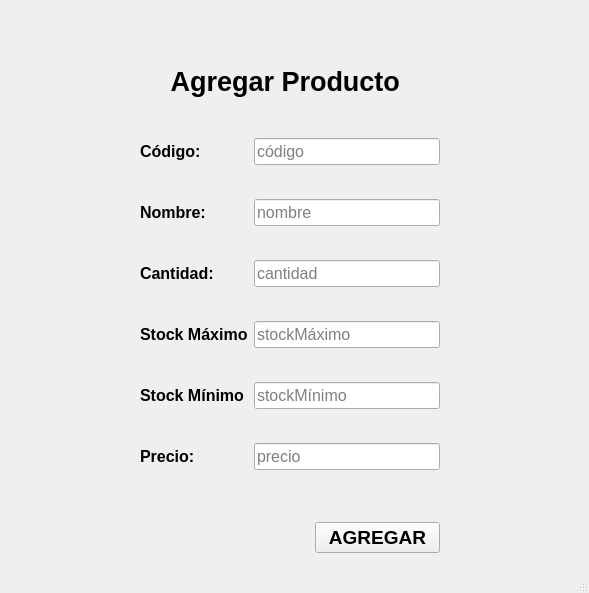
This is Views/Stock/agregar_producto.ui in LAZAVIA/Ezequiel as Qt 5 draws it before an edit. The edited form follows.
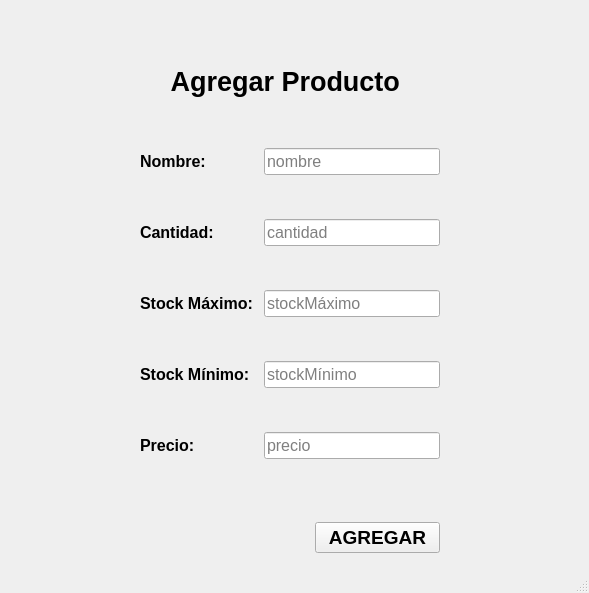
This is the edited form.

What changed in the file:
```diff
--- a/Views/Stock/agregar_producto.ui
+++ b/Views/Stock/agregar_producto.ui
@@ -24,76 +24,6 @@
      </rect>
     </property>
     <layout class="QGridLayout" name="gridLayout">
-     <item row="2" column="0">
-      <widget class="QLabel" name="lbl_cantidad">
-       <property name="font">
-        <font>
-         <pointsize>12</pointsize>
-         <weight>75</weight>
-         <bold>true</bold>
-        </font>
-       </property>
-       <property name="text">
-        <string>Cantidad: </string>
-       </property>
-      </widget>
-     </item>
-     <item row="3" column="0">
-      <widget class="QLabel" name="lbl_stockMaximo">
-       <property name="font">
-        <font>
-         <pointsize>12</pointsize>
-         <weight>75</weight>
-         <bold>true</bold>
-        </font>
-       </property>
-       <property name="text">
-        <string>&lt;html&gt;&lt;head/&gt;&lt;body&gt;&lt;p&gt;&lt;span style=&quot; font-size:12pt; font-weight:600;&quot;&gt;Stock Máximo&lt;/span&gt;&lt;/p&gt;&lt;/body&gt;&lt;/html&gt;</string>
-       </property>
-      </widget>
-     </item>
-     <item row="5" column="0">
-      <widget class="QLabel" name="lbl_precio">
-       <property name="font">
-        <font>
-         <pointsize>12</pointsize>
-         <weight>75</weight>
-         <bold>true</bold>
-        </font>
-       </property>
-       <property name="text">
-        <string>Precio: </string>
-       </property>
-      </widget>
-     </item>
-     <item row="4" column="0">
-      <widget class="QLabel" name="lbl_cantidad_3">
-       <property name="font">
-        <font>
-         <pointsize>12</pointsize>
-         <weight>75</weight>
-         <bold>true</bold>
-        </font>
-       </property>
-       <property name="text">
-        <string>&lt;html&gt;&lt;head/&gt;&lt;body&gt;&lt;p&gt;&lt;span style=&quot; font-size:12pt; font-weight:600;&quot;&gt;Stock Mínimo&lt;/span&gt;&lt;/p&gt;&lt;/body&gt;&lt;/html&gt;</string>
-       </property>
-      </widget>
-     </item>
-     <item row="1" column="0">
-      <widget class="QLabel" name="lbl_nombre">
-       <property name="font">
-        <font>
-         <pointsize>12</pointsize>
-         <weight>75</weight>
-         <bold>true</bold>
-        </font>
-       </property>
-       <property name="text">
-        <string>Nombre: </string>
-       </property>
-      </widget>
-     </item>
      <item row="0" column="0">
       <widget class="QLabel" name="lbl_codigo">
        <property name="font">
@@ -104,11 +34,11 @@
         </font>
        </property>
        <property name="text">
-        <string>Código: </string>
+        <string>Nombre: </string>
        </property>
       </widget>
      </item>
-     <item row="2" column="1">
+     <item row="1" column="1">
       <widget class="QLineEdit" name="input_cantidad">
        <property name="font">
         <font>
@@ -123,18 +53,6 @@
       </widget>
      </item>
      <item row="0" column="1">
-      <widget class="QLineEdit" name="input_codigo">
-       <property name="font">
-        <font>
-         <pointsize>12</pointsize>
-        </font>
-       </property>
-       <property name="placeholderText">
-        <string>código</string>
-       </property>
-      </widget>
-     </item>
-     <item row="1" column="1">
       <widget class="QLineEdit" name="input_nombre">
        <property name="font">
         <font>
@@ -146,7 +64,7 @@
        </property>
       </widget>
      </item>
-     <item row="3" column="1">
+     <item row="2" column="1">
       <widget class="QLineEdit" name="input_stockMaximo">
        <property name="font">
         <font>
@@ -160,7 +78,7 @@
        </property>
       </widget>
      </item>
-     <item row="5" column="1">
+     <item row="4" column="1">
       <widget class="QLineEdit" name="input_precio">
        <property name="font">
         <font>
@@ -174,7 +92,7 @@
        </property>
       </widget>
      </item>
-     <item row="4" column="1">
+     <item row="3" column="1">
       <widget class="QLineEdit" name="input_stockMinimo">
        <property name="font">
         <font>
@@ -188,6 +106,62 @@
        </property>
       </widget>
      </item>
+     <item row="2" column="0">
+      <widget class="QLabel" name="label_3">
+       <property name="font">
+        <font>
+         <pointsize>12</pointsize>
+         <weight>75</weight>
+         <bold>true</bold>
+        </font>
+       </property>
+       <property name="text">
+        <string>&lt;html&gt;&lt;head/&gt;&lt;body&gt;&lt;p&gt;&lt;span style=&quot; font-size:12pt; font-weight:600;&quot;&gt;Stock Máximo: &lt;/span&gt;&lt;/p&gt;&lt;/body&gt;&lt;/html&gt;</string>
+       </property>
+      </widget>
+     </item>
+     <item row="4" column="0">
+      <widget class="QLabel" name="label_5">
+       <property name="font">
+        <font>
+         <pointsize>12</pointsize>
+         <weight>75</weight>
+         <bold>true</bold>
+        </font>
+       </property>
+       <property name="text">
+        <string>Precio: </string>
+       </property>
+      </widget>
+     </item>
+     <item row="1" column="0">
+      <widget class="QLabel" name="label_2">
+       <property name="font">
+        <font>
+         <pointsize>12</pointsize>
+         <weight>75</weight>
+         <bold>true</bold>
+        </font>
+       </property>
+       <property name="text">
+        <string>Cantidad: </string>
+       </property>
+      </widget>
+     </item>
+     <item row="3" column="0">
+      <widget class="QLabel" name="label_4">
+       <property name="font">
+        <font>
+         <pointsize>12</pointsize>
+         <weight>75</weight>
+         <bold>true</bold>
+        </font>
+       </property>
+       <property name="text">
+        <string>&lt;html&gt;&lt;head/&gt;&lt;body&gt;&lt;p&gt;&lt;span style=&quot; font-size:12pt; font-weight:600;&quot;&gt;Stock Mínimo: &lt;/span&gt;&lt;/p&gt;&lt;/body&gt;&lt;/html&gt;</string>
+       </property>
+      </widget>
+     </item>
     </layout>
    </widget>
    <widget class="QLabel" name="lbl_agregarProducto">
```
Left out of the diff: 8 changed lines with no effect on the pictures.
